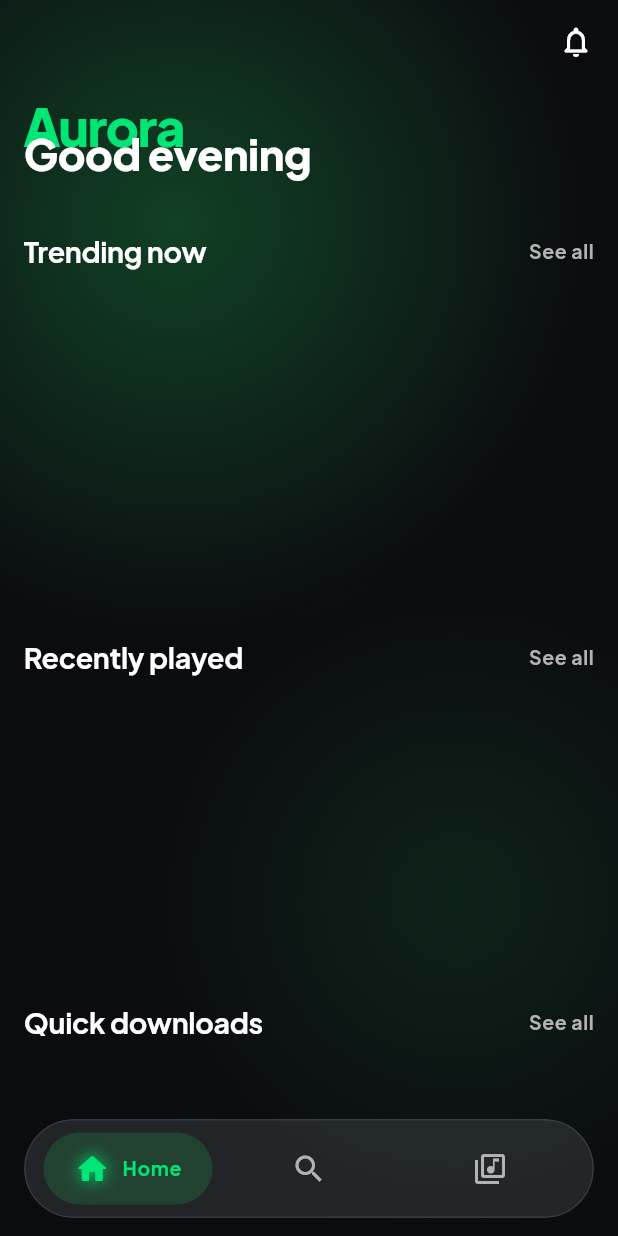
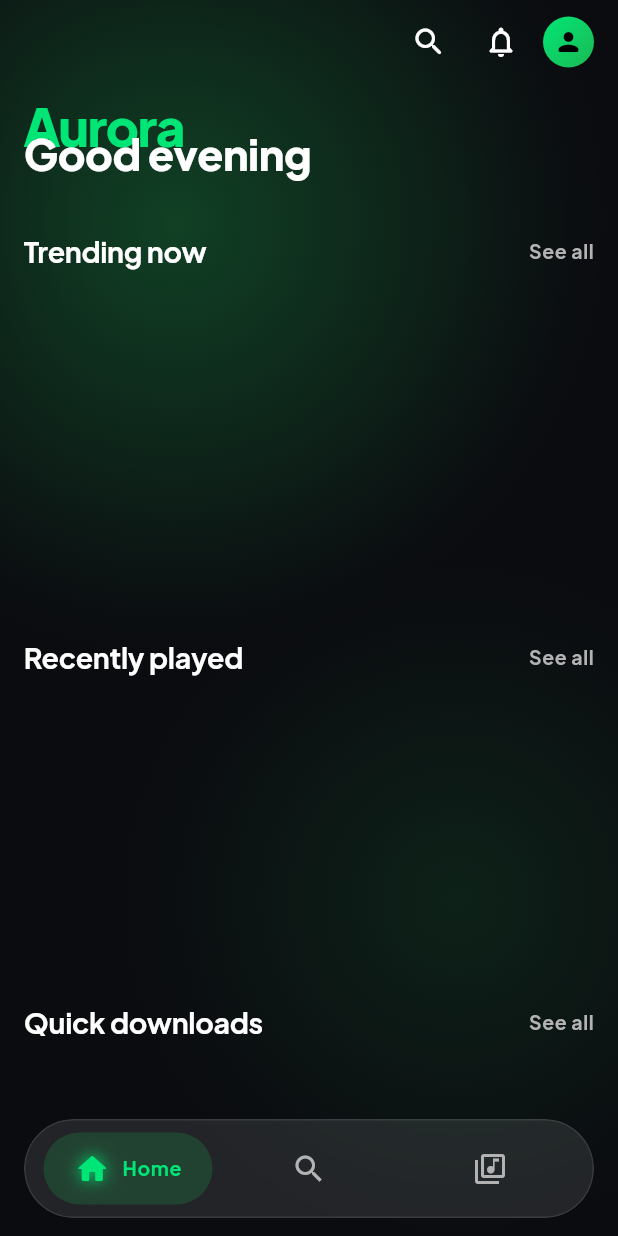
Before and after one commit to abdullaabdullazade/Aurora, a Flutter app: the screen it shows after launch, on a phone screen of 412 x 824 dp. Run offline on Flutter 3.47's test engine with Material 3 defaults, Android fonts, the phone set to English and light mode, and no system bars; our stand-ins replace audio_service, cached_network_image, flutter_riverpod, google_fonts, hive_flutter, just_audio and 2 more; missing offline and left inert: youtube_explode_dart; accounts and stored records are empty.

Commit message:
feat(ui): header cluster, mini-player transport, richer card metadata
Home header gains search + bell + avatar; mini-player gains prev/next and a
load spinner; track cards show a headphones icon with dimmed artist; search
rows expose an add-to-playlist action.

```diff
--- a/lib/presentation/screens/home/home_screen.dart
+++ b/lib/presentation/screens/home/home_screen.dart
@@ -46,10 +46,27 @@ class HomeScreen extends ConsumerWidget {
                 ),
               ),
             ),
-            actions: const [
+            actions: [
+              IconButton(
+                onPressed: () {},
+                icon: const Icon(Icons.search_rounded),
+              ),
+              IconButton(
+                onPressed: () {},
+                icon: const Icon(Icons.notifications_none_rounded),
+              ),
               Padding(
-                padding: EdgeInsets.only(right: Sp.lg),
-                child: Icon(Icons.notifications_none_rounded),
+                padding: const EdgeInsets.only(right: Sp.lg, left: Sp.xs),
+                child: Container(
+                  width: 34,
+                  height: 34,
+                  decoration: const BoxDecoration(
+                    shape: BoxShape.circle,
+                    gradient: AppColors.accentSweep,
+                  ),
+                  child: const Icon(Icons.person_rounded,
+                      color: Colors.black, size: 20),
+                ),
               ),
             ],
           ),
```
Also changed, not shown: lib/presentation/screens/search/search_screen.dart (+8 -3 lines), lib/presentation/widgets/mini_player.dart (+44 -6 lines), lib/presentation/widgets/track_card.dart (+16 -6 lines).
